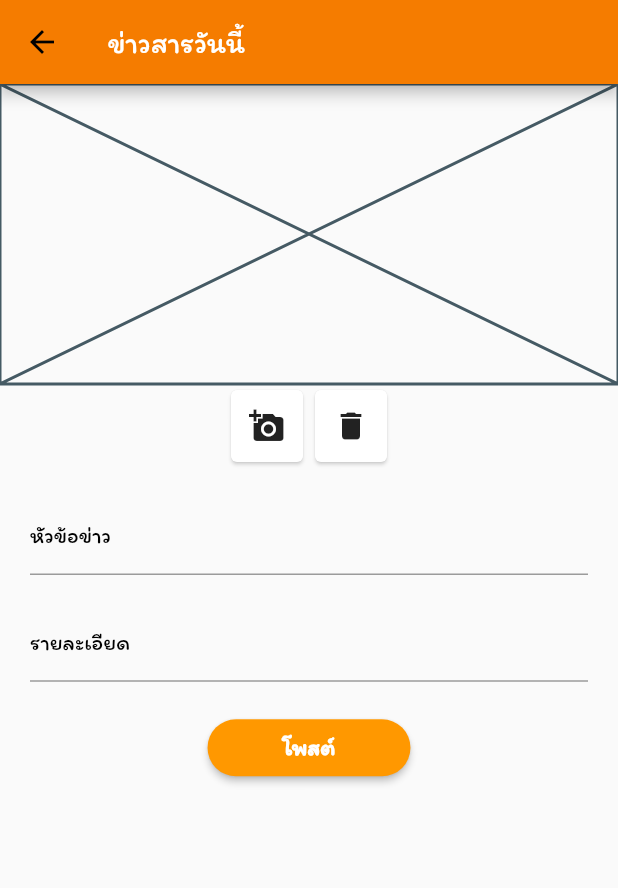
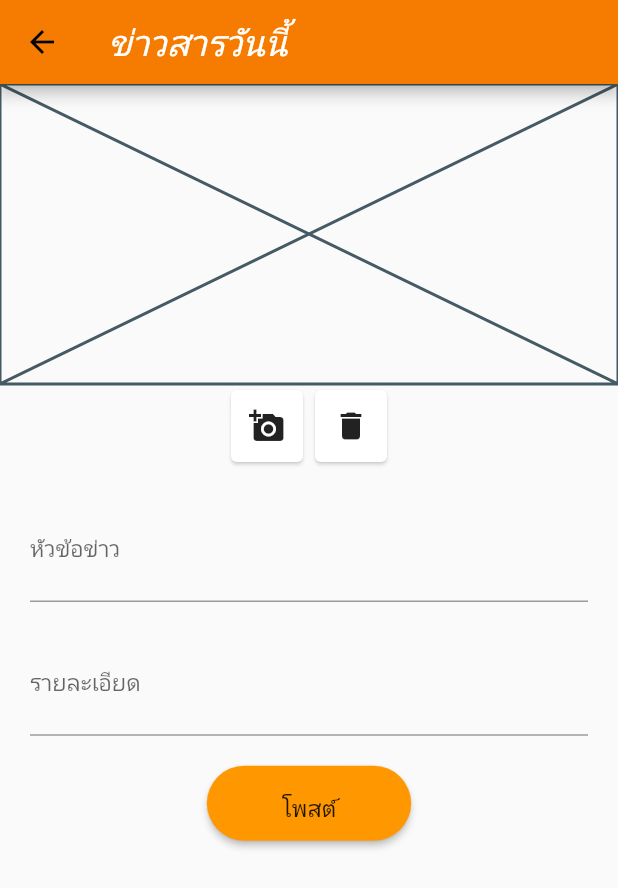
Before and after one commit to AChalee/newproject_KMUTTNEWS, a Flutter app: the AddNews screen opened directly, on a phone screen of 412 x 824 dp. Shown: the top 888 px of the screen. Run offline on Flutter 3.47's test engine with Material 2 defaults, Android fonts, the phone set to English and light mode, and no system bars; our stand-ins replace cloud_firestore, firebase_auth, firebase_core, firebase_storage, fluttertoast, font_awesome_flutter and 6 more; accounts and stored records are empty; network calls fail; Roboto replaces fonts that are missing (Prompt).

Commit message:
- เปลี่ยนฟอนต์หน้าโพสต์

```diff
--- a/lib/models/news.dart
+++ b/lib/models/news.dart
@@ -1,4 +1,4 @@
-import 'package:flutter/src/widgets/framework.dart';
+//import 'package:flutter/src/widgets/framework.dart';
 
 class News {
   final String title;
@@ -24,7 +24,7 @@ class News {
       this.image,
       this.category});
 
-  static of(BuildContext context) {}
+
 }
 
 List<News> latestList = [
--- a/lib/screens/edit_profile_user.dart
+++ b/lib/screens/edit_profile_user.dart
@@ -9,7 +9,7 @@ import 'package:cloud_firestore/cloud_firestore.dart';
 import 'package:firebase_storage/firebase_storage.dart';
 import 'package:firebase_auth/firebase_auth.dart';
 import 'package:image_picker/image_picker.dart';
-import 'package:New_Project_KMUTTNEWS/screens/login_view.dart';
+//import 'package:New_Project_KMUTTNEWS/screens/login_view.dart';
 //import 'package:New_Project_KMUTTNEWS/screens/Profile.dart';
 
 class EditProfile extends StatefulWidget {
@@ -60,7 +60,7 @@ class EditProfileState extends State<EditProfile> {
   ];
 
   Widget build(BuildContext context) {
-    final FirebaseFirestore fb = FirebaseFirestore.instance;
+   // final FirebaseFirestore fb = FirebaseFirestore.instance;
 
     /////////////////////////////
     return Scaffold(
--- a/lib/tabview/post_news_tab.dart
+++ b/lib/tabview/post_news_tab.dart
@@ -1,10 +1,10 @@
-import 'dart:developer';
+//import 'dart:developer';
 import 'dart:io';
 
 import 'package:New_Project_KMUTTNEWS/component/show_notification.dart';
 import 'package:New_Project_KMUTTNEWS/constants.dart';
 
-import 'package:New_Project_KMUTTNEWS/service/add_news_service.dart';
+//import 'package:New_Project_KMUTTNEWS/service/add_news_service.dart';
 
 import 'package:cloud_firestore/cloud_firestore.dart';
 import 'package:firebase_auth/firebase_auth.dart';
@@ -70,9 +70,10 @@ class _AddNewsState extends State<AddNews> {
         title: Text(
           'ข่าวสารวันนี้',
           style: TextStyle(
-            color: Colors.white,
-            fontSize: 20,
-            fontFamily: 'Itim',
+              fontSize: 24,
+              fontFamily: 'Prompt',
+              color: Colors.white,
+              fontStyle: FontStyle.italic
           ),
         ),
         backgroundColor: Colors.orange[700],
@@ -120,27 +121,19 @@ class _AddNewsState extends State<AddNews> {
                 child: Column(
                   children: <Widget>[
                     TextFormField(
-                      style: TextStyle(fontSize: 10, fontFamily: 'Itim'),
+                      style: descriptionStyle,
                       decoration: InputDecoration(
                         labelText: "หัวข้อข่าว",
-                        labelStyle: TextStyle(
-                          color: Colors.black,
-                          fontSize: 15,
-                          fontFamily: 'Itim',
-                        ),
+                        labelStyle: descriptionStyle
                       ),
                       controller: newstitle,
                     ),
                     Padding(padding: const EdgeInsets.all(10)),
                     TextFormField(
-                      style: TextStyle(fontSize: 10, fontFamily: 'Itim'),
+                      style: descriptionStyle,
                       decoration: InputDecoration(
                         labelText: "รายละเอียด",
-                        labelStyle: TextStyle(
-                          color: Colors.black,
-                          fontSize: 15,
-                          fontFamily: 'Itim',
-                        ),
+                        labelStyle:descriptionStyle
                       ),
                       controller: newsdetail,
                     ),
@@ -153,13 +146,10 @@ class _AddNewsState extends State<AddNews> {
                           EdgeInsets.symmetric(horizontal: 50, vertical: 10),
                       child: Text(
                         "โพสต์",
-                        style: TextStyle(
-                            color: Colors.white,
-                            fontSize: 15,
-                            fontFamily: 'Itim',
-                            fontWeight: FontWeight.bold),
+                        style: descriptionStyle
                       ),
                       onPressed: () {
+                        print("กดแล้วมีอะไรออกมาไหม");
                         var snapshot = _storage
                             .ref()
                             .child('NewsPhoto/imageName')
```
Also changed, not shown: lib/tabview/post_activity_tab.dart (+9 -21 lines).
